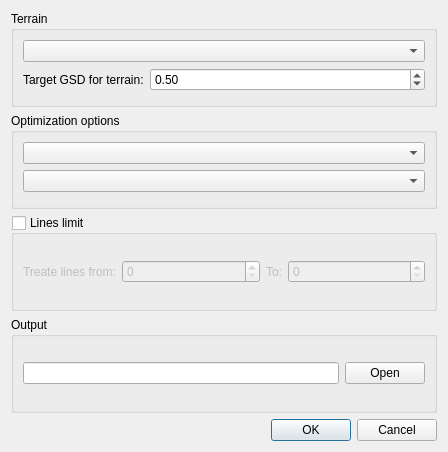
french-paragon/PikaLTools, file tools/MalahydSteviappModule/gui/exportorthophotooptionsdialog.ui: the form before one commit.
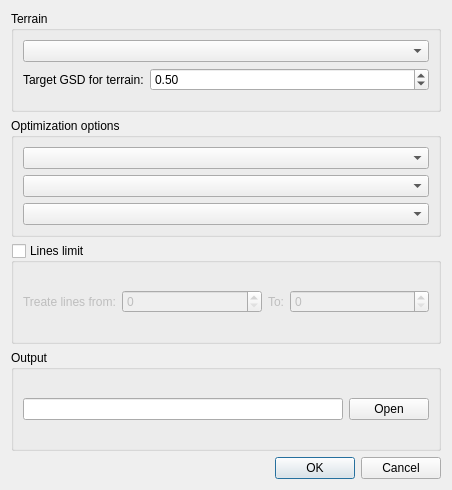
The form after the commit.

Commit message: Option for optimized/initial lever arm for ortho export

The edit to the form file:
```diff
--- a/tools/MalahydSteviappModule/gui/exportorthophotooptionsdialog.ui
+++ b/tools/MalahydSteviappModule/gui/exportorthophotooptionsdialog.ui
@@ -6,8 +6,8 @@
    <rect>
     <x>0</x>
     <y>0</y>
-    <width>448</width>
-    <height>452</height>
+    <width>452</width>
+    <height>490</height>
    </rect>
   </property>
   <property name="windowTitle">
@@ -61,6 +61,9 @@
       <item row="1" column="0" colspan="2">
        <widget class="QComboBox" name="selectedCameraComboBox"/>
       </item>
+      <item row="2" column="0" colspan="2">
+       <widget class="QComboBox" name="selectedLeverArmComboBox"/>
+      </item>
      </layout>
     </widget>
    </item>
```
The commit also changes 5 other files.
